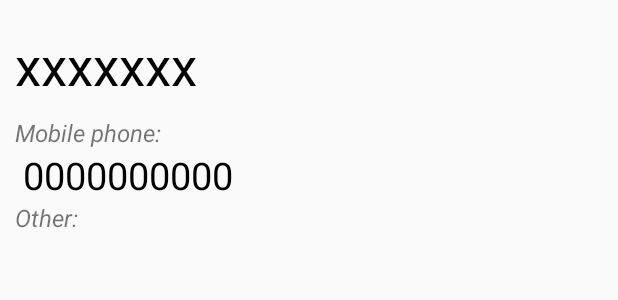
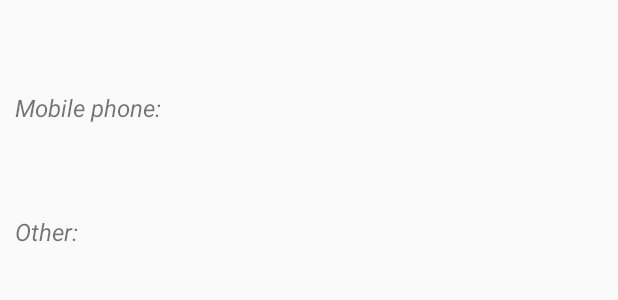
Before and after one commit to PavloHrytsiuk/Contacts, an Android app: the layout activity_contact_detail.xml on its own in the app's theme, with its tools: preview values and no code run, on a phone screen of 412 x 824 dp. Shown: the top 300 px of the screen. Run offline under Robolectric (Android 15) with nearby library versions, the phone set to English and light mode, and no system bars.

```diff
--- a/app/src/main/java/com/example/pasha/contacts/Contact.java
+++ b/app/src/main/java/com/example/pasha/contacts/contacts/Contact.java
@@ -1,4 +1,4 @@
-package com.example.pasha.contacts;
+package com.example.pasha.contacts.contacts;
 
 
 import android.support.annotation.NonNull;
--- a/app/src/main/java/com/example/pasha/contacts/ContactsCallbacks.java
+++ b/app/src/main/java/com/example/pasha/contacts/contacts/ContactsCallbacks.java
@@ -1,4 +1,4 @@
-package com.example.pasha.contacts;
+package com.example.pasha.contacts.contacts;
 
 public interface ContactsCallbacks {
 
--- a/app/src/main/java/com/example/pasha/contacts/DBHelper.java
+++ b/app/src/main/java/com/example/pasha/contacts/database/DBHelper.java
@@ -1,4 +1,4 @@
-package com.example.pasha.contacts;
+package com.example.pasha.contacts.database;
 
 import android.content.Context;
 import android.database.sqlite.SQLiteDatabase;
--- a/app/src/main/res/layout/activity_contact_detail.xml
+++ b/app/src/main/res/layout/activity_contact_detail.xml
@@ -6,50 +6,46 @@
     android:layout_height="match_parent"
     android:orientation="vertical"
     android:weightSum="1"
-    tools:context="com.example.pasha.contacts.ContactDetailActivity">
+    tools:context="com.example.pasha.contacts.contacts.ContactDetailActivity">
 
     <TextView
         android:id="@+id/nameDetailTV"
         android:layout_width="match_parent"
         android:layout_height="wrap_content"
-        android:layout_marginTop="10dp"
-        android:padding="10dp"
-        android:paddingStart="10dp"
-        android:text="xxxxxxx"
+        android:layout_margin="@dimen/default_medium_margin"
         android:textColor="#000000"
-        android:textSize="35sp" />
+        android:textSize="@dimen/text_large" />
 
     <TextView
         android:layout_width="wrap_content"
         android:layout_height="wrap_content"
-        android:paddingStart="10dp"
-        android:text="Mobile phone:"
-        android:textSize="16sp"
+        android:layout_marginStart="@dimen/default_medium_margin"
+        android:text="@string/mobile_phone"
+        android:textSize="@dimen/small_text_size"
         android:textStyle="italic" />
 
     <TextView
         android:id="@+id/TelDetailTV"
         android:layout_width="match_parent"
         android:layout_height="wrap_content"
-        android:paddingStart="15dp"
-        android:text="0000000000"
+        android:layout_margin="@dimen/default_medium_margin"
         android:textColor="#000000"
-        android:textSize="25dp" />
+        android:textSize="@dimen/text_large" />
 
     <TextView
         android:layout_width="wrap_content"
         android:layout_height="wrap_content"
-        android:paddingStart="10dp"
-        android:text="Other:"
-        android:textSize="16sp"
+        android:layout_marginStart="@dimen/default_medium_margin"
+        android:text="@string/other"
+        android:textSize="@dimen/small_text_size"
         android:textStyle="italic" />
 
     <TextView
         android:id="@+id/otherDetailTV"
         android:layout_width="match_parent"
         android:layout_height="wrap_content"
-        android:padding="10dp"
-        android:textSize="20sp"
+        android:layout_marginStart="@dimen/default_medium_margin"
+        android:textSize="@dimen/default_text_normal"
         android:textColor="#000000"/>
 
 </LinearLayout>
--- a/app/src/main/res/menu/menu_detail_activity.xml
+++ b/app/src/main/res/menu/menu_detail_activity.xml
@@ -2,15 +2,15 @@
 <menu xmlns:android="http://schemas.android.com/apk/res/android"
     xmlns:app="http://schemas.android.com/apk/res-auto"
     xmlns:tools="http://schemas.android.com/tools"
-    tools:context="com.example.pasha.contacts.ContactDetailActivity">
+    tools:context="com.example.pasha.contacts.contacts.ContactDetailActivity">
     <item
         android:id="@+id/action_Delete"
         android:orderInCategory="1"
-        android:title="Delete"
+        android:title="@string/delete"
         app:showAsAction="never" />
     <item
         android:id="@+id/action_Edit"
         android:orderInCategory="1"
-        android:title="Edit"
+        android:title="@string/edit"
         app:showAsAction="never" />
 </menu>
--- a/app/src/main/res/menu/menu_main.xml
+++ b/app/src/main/res/menu/menu_main.xml
@@ -2,12 +2,12 @@
 <menu xmlns:android="http://schemas.android.com/apk/res/android"
     xmlns:app="http://schemas.android.com/apk/res-auto"
     xmlns:tools="http://schemas.android.com/tools"
-    tools:context="com.example.pasha.contacts.ContactsActivity">
+    tools:context="com.example.pasha.contacts.contacts.ContactsActivity">
     <item
         android:icon="@drawable/ic_control_point_black_18dp"
         android:id="@+id/action_Add"
         android:orderInCategory="1"
-        android:title="Add"
+        android:title="@string/add"
         app:showAsAction="ifRoom" />
 
 </menu>
--- a/app/src/main/res/menu/menu_set_activity.xml
+++ b/app/src/main/res/menu/menu_set_activity.xml
@@ -2,12 +2,12 @@
 <menu xmlns:android="http://schemas.android.com/apk/res/android"
     xmlns:app="http://schemas.android.com/apk/res-auto"
     xmlns:tools="http://schemas.android.com/tools"
-    tools:context="com.example.pasha.contacts.SetContactActivity">
+    tools:context="com.example.pasha.contacts.contacts.SetContactActivity">
     <item
         android:icon="@drawable/ok_50"
         android:id="@+id/action_OK"
         android:orderInCategory="1"
-        android:title="OK"
+        android:title="@string/ok"
         app:showAsAction="ifRoom" />
 
 </menu>
--- a/app/src/main/res/values/dimens.xml
+++ b/app/src/main/res/values/dimens.xml
@@ -2,4 +2,9 @@
     <!-- Default screen margins, per the Android Design guidelines. -->
     <dimen name="activity_horizontal_margin">16dp</dimen>
     <dimen name="activity_vertical_margin">16dp</dimen>
+    <dimen name="default_text_normal">20sp</dimen>
+    <dimen name="text_large">30sp</dimen>
+    <dimen name="default_margin">7dp</dimen>
+    <dimen name="small_text_size">16sp</dimen>
+    <dimen name="default_medium_margin">10dp</dimen>
 </resources>
--- a/app/src/main/res/values/strings.xml
+++ b/app/src/main/res/values/strings.xml
@@ -1,3 +1,11 @@
 <resources>
     <string name="app_name">Contacts</string>
+    <string name="name">Name:</string>
+    <string name="surname">Surname:</string>
+    <string name="mobile_phone">Mobile phone:</string>
+    <string name="other">Other:</string>
+    <string name="delete">Delete</string>
+    <string name="edit">Edit</string>
+    <string name="ok">OK</string>
+    <string name="add">Add</string>
 </resources>
```
Also changed, not shown: app/src/main/AndroidManifest.xml (+5 -3 lines), app/src/main/java/com/example/pasha/contacts/ContactAdapter.java (deleted, +0 -66 lines), app/src/main/java/com/example/pasha/contacts/contacts/ContactAdapter.java (renamed from app/src/main/java/com/example/pasha/contacts/RVAdapter.java, +7 -6 lines), app/src/main/java/com/example/pasha/contacts/contacts/ContactDetailActivity.java (renamed from app/src/main/java/com/example/pasha/contacts/ContactDetailActivity.java, +17 -17 lines), app/src/main/java/com/example/pasha/contacts/contacts/ContactsActivity.java (renamed from app/src/main/java/com/example/pasha/contacts/ContactsActivity.java, +30 -44 lines), app/src/main/java/com/example/pasha/contacts/contacts/SetContactActivity.java (renamed from app/src/main/java/com/example/pasha/contacts/SetContactActivity.java, +14 -12 lines), app/src/main/java/com/example/pasha/contacts/database/Database.java (renamed from app/src/main/java/com/example/pasha/contacts/Database.java, +5 -7 lines), app/src/main/res/layout/activity_set_contact.xml (+17 -17 lines), app/src/main/res/layout/contact_item.xml (+3 -5 lines), app/src/main/res/layout/contacts_main.xml (+3 -6 lines).
